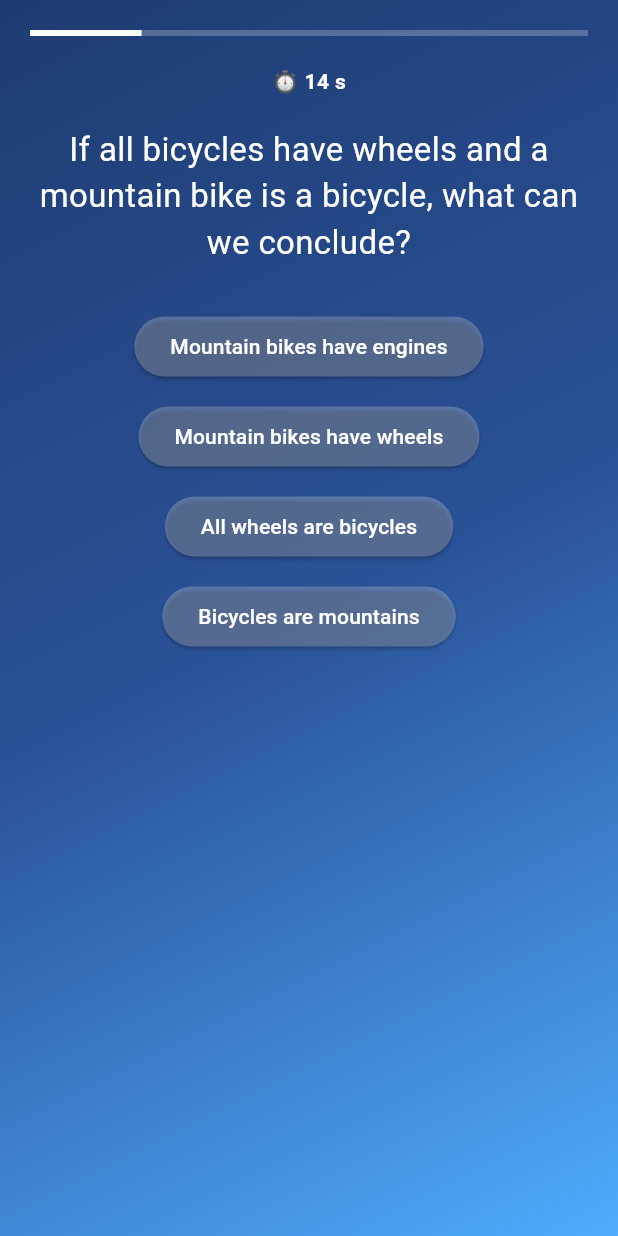
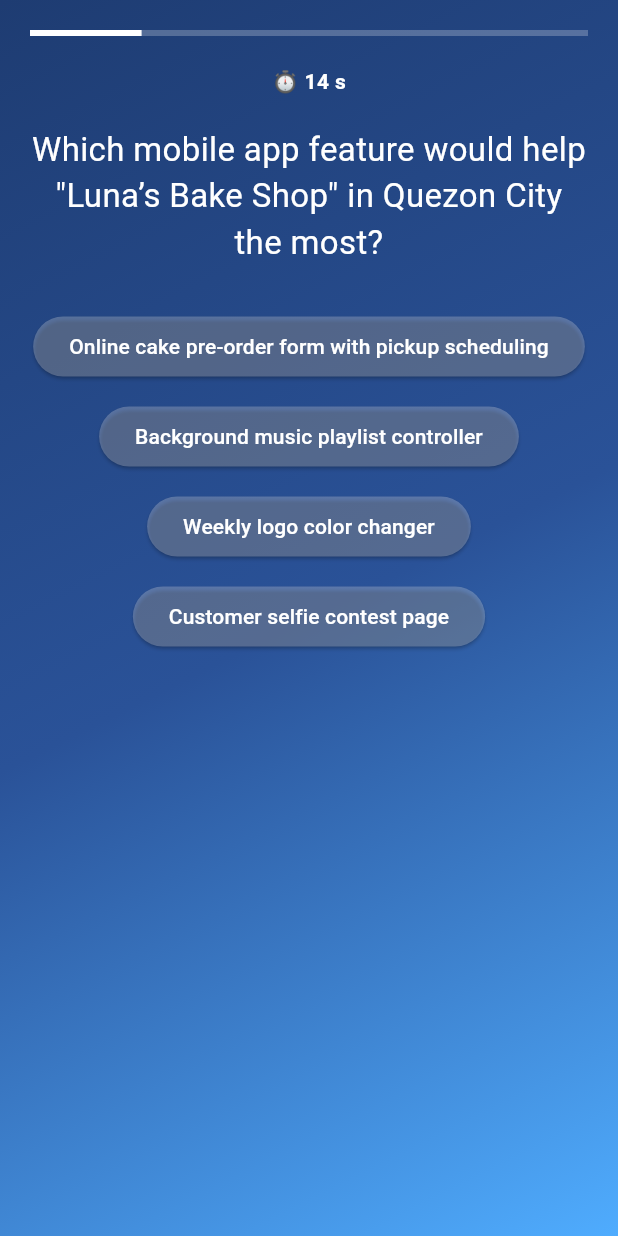
Before and after one commit to RBarcinas/bsis3B-flutter-setup-BARCINAS, a Flutter app: the screen it shows after launch, after a tap on "Start Quiz 🚀", on a phone screen of 412 x 824 dp. Run offline on Flutter 3.47's test engine with Material 3 defaults, Android fonts, the phone set to English and light mode, and no system bars.

Commit message:
Update main.dart

```diff
--- a/lib/main.dart
+++ b/lib/main.dart
@@ -44,35 +44,58 @@ class _QuizScreenState extends State<QuizScreen>
   final List<Map<String, dynamic>> questions = [
   {
     'q':
-          'If all bicycles have wheels and a mountain bike is a bicycle, what can we conclude?',
+        'Which mobile app feature would help "Luna’s Bake Shop" in Quezon City the most?',
     'a': [
-        'Mountain bikes have engines',
-        'Mountain bikes have wheels',
-        'All wheels are bicycles',
-        'Bicycles are mountains'
+      'Online cake pre-order form with pickup scheduling',
+      'Background music playlist controller',
+      'Weekly logo color changer',
+      'Customer selfie contest page'
     ],
-      'c': 1
-    },
-    {
-      'q': 'Which number comes next: 2, 4, 8, 16, ?',
-      'a': ['18', '24', '30', '32'],
-      'c': 3
-    },
-    {
-      'q': 'Rearrange the letters "CIFAIPC"',
-      'a': ['PACIFIC', 'OFFICIA', 'TRAFFIC', 'SPECIFIC'],
     'c': 0
   },
   {
     'q':
-          'A farmer has 17 sheep. All but 9 run away. How many sheep are left?',
-      'a': ['8', '9', '17', '0'],
-      'c': 1
+        'A small sari-sari store often runs out of popular items without noticing. Which app feature would help most?',
+    'a': [
+      'Inventory stock alerts',
+      'Animated store wallpaper',
+      'Daily horoscope section',
+      'Store ringtone changer'
+    ],
+    'c': 0
   },
   {
-      'q': 'Which one is the odd one out?',
-      'a': ['Triangle', 'Square', 'Circle', 'Cube'],
-      'c': 3
+    'q':
+        'A local clinic experiences long patient waiting lines. What mobile feature would improve this situation?',
+    'a': [
+      'Online queue number system',
+      'Clinic theme music',
+      'Wallpaper customization',
+      'Doctor selfie gallery'
+    ],
+    'c': 0
+  },
+  {
+    'q':
+        'A motorcycle repair shop forgets customer service histories. What app feature is most useful?',
+    'a': [
+      'Customer repair history tracker',
+      'Shop logo animation',
+      'Color-changing background',
+      'Daily quote notifications'
+    ],
+    'c': 0
+  },
+  {
+    'q':
+        'A water refilling station receives many delivery requests through text, causing confusion. What feature would help?',
+    'a': [
+      'Delivery request booking system',
+      'Water-themed games',
+      'Animated splash screen',
+      'Background sound effects'
+    ],
+    'c': 0
   },
 ];
 
```
Lines whose indentation alone changed are shown as unchanged.
